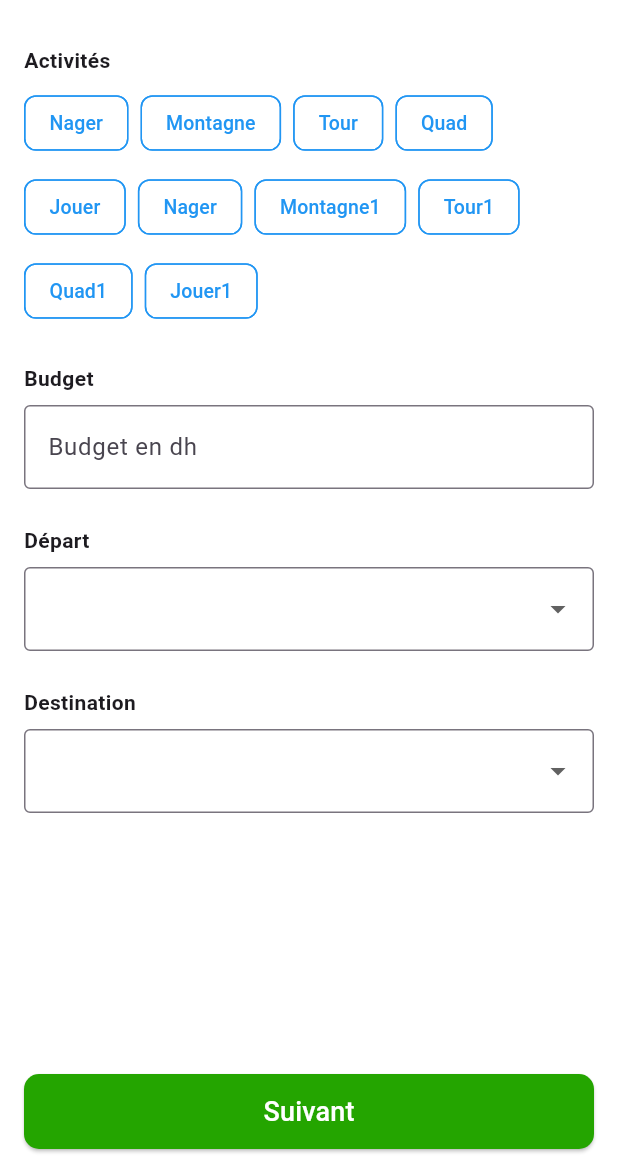
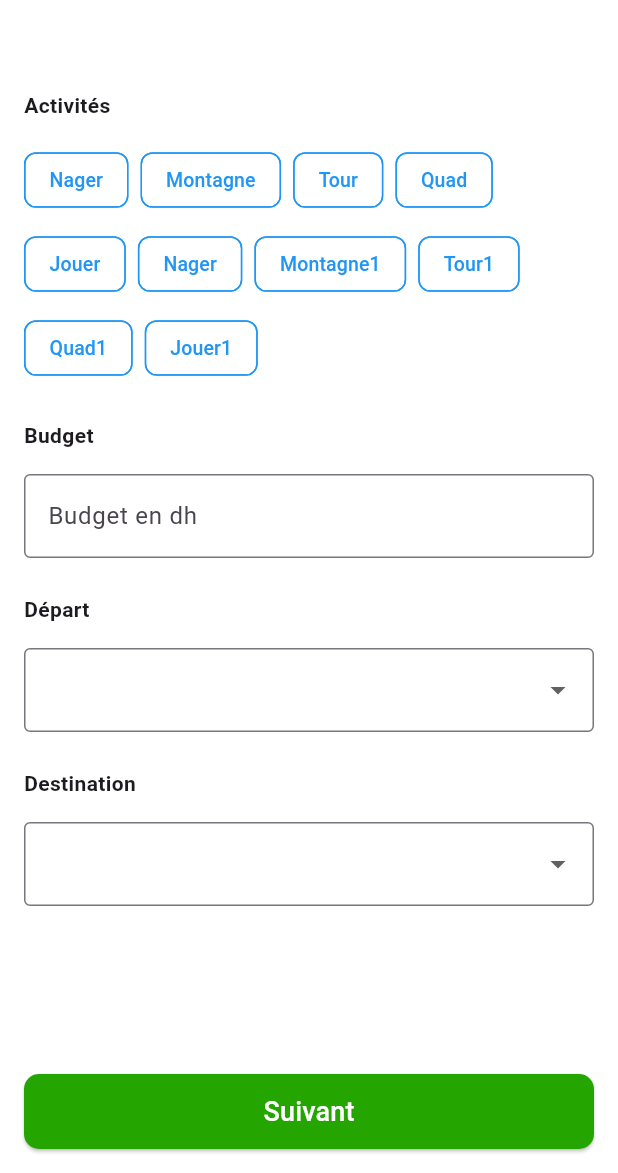
Before and after one commit to karimamaayou/trip-app, a Flutter app: the screen it shows after launch, after a tap on "Cree voyage", on a phone screen of 412 x 824 dp, the part 63-1236 px from its top. Run offline on Flutter 3.47's test engine with Material 3 defaults, Android fonts, the phone set to English and light mode, and no system bars; our stand-ins replace image_picker.

Commit message:
fixe espace

```diff
--- a/frontend/lib/screens/create_trip/creation_voyage_screen.dart
+++ b/frontend/lib/screens/create_trip/creation_voyage_screen.dart
@@ -41,8 +41,9 @@ class _CreationVoyagePageState extends State<CreationVoyagePage> {
           child: Column(
             crossAxisAlignment: CrossAxisAlignment.start,
             children: [
+                SizedBox(height: 30),
               Text('Activités', style: TextStyle(fontWeight: FontWeight.bold, fontSize: 14)),
-              SizedBox(height: 8),
+              SizedBox(height: 16),
               Wrap(
                 spacing: 8.0,
                 runSpacing: 8.0,
@@ -80,7 +81,7 @@ class _CreationVoyagePageState extends State<CreationVoyagePage> {
                 ),
               SizedBox(height: 24),
               Text('Budget', style: TextStyle(fontWeight: FontWeight.bold, fontSize: 14)),
-              SizedBox(height: 8),
+              SizedBox(height: 16),
               TextFormField(
                 controller: budgetController,
                 keyboardType: TextInputType.number,
@@ -104,7 +105,7 @@ class _CreationVoyagePageState extends State<CreationVoyagePage> {
               ),
               SizedBox(height: 24),
               Text('Départ', style: TextStyle(fontWeight: FontWeight.bold, fontSize: 14)),
-              SizedBox(height: 8),
+              SizedBox(height: 16),
               DropdownButtonFormField<String>(
                 value: depart,
                 items: ['ville A', 'ville B']
@@ -117,7 +118,7 @@ class _CreationVoyagePageState extends State<CreationVoyagePage> {
               ),
               SizedBox(height: 24),
               Text('Destination', style: TextStyle(fontWeight: FontWeight.bold, fontSize: 14)),
-              SizedBox(height: 8),
+              SizedBox(height: 16),
               DropdownButtonFormField<String>(
                 value: destination,
                 items: ['ville A', 'ville B']
--- a/frontend/lib/screens/create_trip/infos_voyage_screen.dart
+++ b/frontend/lib/screens/create_trip/infos_voyage_screen.dart
@@ -84,7 +84,7 @@ class _InfosVoyagePageState extends State<InfosVoyagePage> {
         padding: const EdgeInsets.all(16.0),
         child: Column(
           children: [
-            SizedBox(height: 20),
+            SizedBox(height: 30),
             Align(
               alignment: Alignment.centerLeft,
               child: Text(
--- a/frontend/lib/screens/home/home_screen.dart
+++ b/frontend/lib/screens/home/home_screen.dart
@@ -1,6 +1,7 @@
 import 'package:flutter/material.dart';
 import 'package:frontend/screens/create_trip/creation_voyage_screen.dart';
 import 'package:frontend/screens/home/filter_screen.dart';
+import 'package:frontend/screens/profile/pofile_screen.dart';
 
 
 class OffersPage extends StatelessWidget {
@@ -49,11 +50,21 @@ class OffersPage extends StatelessWidget {
               padding: const EdgeInsets.symmetric(horizontal: 16, vertical: 12),
               child: Row(
                 children: [
-                  const CircleAvatar(
-                    radius: 24,
-                    backgroundImage:
-                        AssetImage('assets/profile.jpg'), // à changer
-                  ),
+              GestureDetector(
+  onTap: () {
+    Navigator.push(
+      context,
+      MaterialPageRoute(
+        builder: (context) =>  CustomProfileScreen(),
+      ),
+    );
+  },
+  child: const CircleAvatar(
+    radius: 24,
+    backgroundImage: AssetImage('assets/profile.jpg'), // à changer
+  ),
+),
+
                   const SizedBox(width: 12),
                   const Expanded(
                     child: Text.rich(
```
